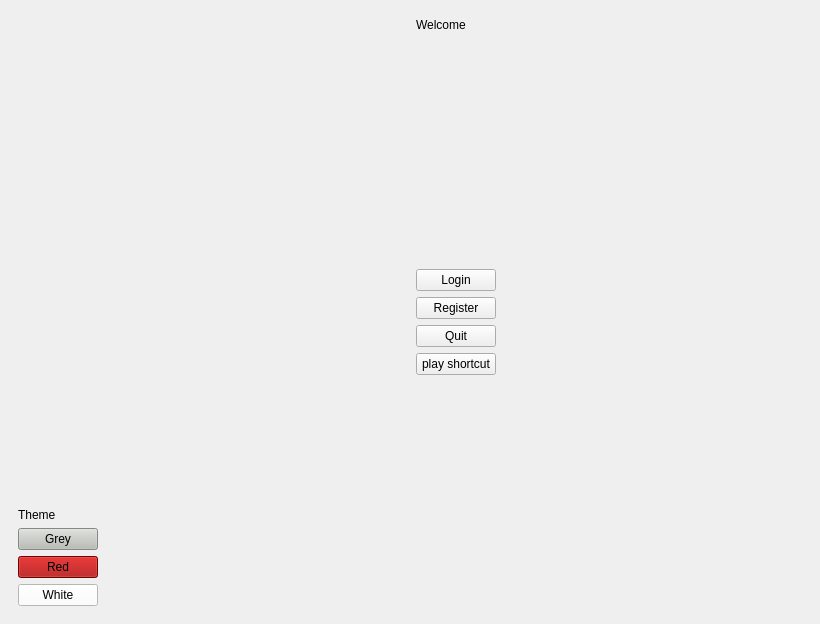
This is src/client_side/QtCode/mainmenuview.ui in nobourge/INFO-F209 as Qt 5 draws it before an edit. The edited form follows.
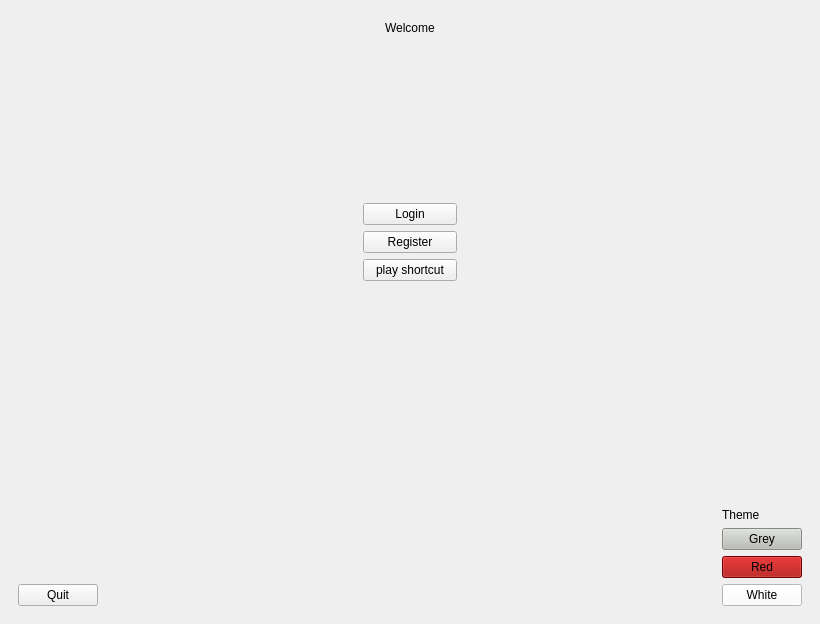
This is the edited form. The open tabs and pages were chosen to show the change. Icons and pictures are not drawn.

Commit message: page welcome scalable

The edit to the form file:
```diff
--- a/src/client_side/QtCode/mainmenuview.ui
+++ b/src/client_side/QtCode/mainmenuview.ui
@@ -32,9 +32,22 @@
          <number>7</number>
         </property>
         <widget class="QWidget" name="page_3">
-         <layout class="QGridLayout" name="gridLayout_6">
-          <item row="0" column="2" rowspan="2">
-           <layout class="QVBoxLayout" name="verticalLayout">
+         <layout class="QGridLayout" name="gridLayout_5">
+          <item row="0" column="0" colspan="3">
+           <layout class="QHBoxLayout" name="horizontalLayout_6">
+            <item>
+             <spacer name="horizontalSpacer">
+              <property name="orientation">
+               <enum>Qt::Horizontal</enum>
+              </property>
+              <property name="sizeHint" stdset="0">
+               <size>
+                <width>40</width>
+                <height>20</height>
+               </size>
+              </property>
+             </spacer>
+            </item>
             <item>
              <widget class="QLabel" name="label_Welcome">
               <property name="text">
@@ -43,18 +56,48 @@
              </widget>
             </item>
             <item>
+             <spacer name="horizontalSpacer_7">
+              <property name="orientation">
+               <enum>Qt::Horizontal</enum>
+              </property>
+              <property name="sizeHint" stdset="0">
+               <size>
+                <width>40</width>
+                <height>20</height>
+               </size>
+              </property>
+             </spacer>
+            </item>
+           </layout>
+          </item>
+          <item row="1" column="1">
              <spacer name="verticalSpacer_2">
               <property name="orientation">
                <enum>Qt::Vertical</enum>
               </property>
               <property name="sizeHint" stdset="0">
                <size>
-                <width>20</width>
-                <height>40</height>
+              <width>94</width>
+              <height>143</height>
                </size>
               </property>
              </spacer>
             </item>
+          <item row="2" column="0">
+           <spacer name="horizontalSpacer_6">
+            <property name="orientation">
+             <enum>Qt::Horizontal</enum>
+            </property>
+            <property name="sizeHint" stdset="0">
+             <size>
+              <width>333</width>
+              <height>20</height>
+             </size>
+            </property>
+           </spacer>
+          </item>
+          <item row="2" column="1">
+           <layout class="QVBoxLayout" name="verticalLayout">
             <item>
              <widget class="QPushButton" name="pushButton_LoginWelcome">
               <property name="text">
@@ -69,13 +112,6 @@
               </property>
              </widget>
             </item>
-            <item>
-             <widget class="QPushButton" name="pushButton_QuitWelcome">
-              <property name="text">
-               <string>Quit</string>
-              </property>
-             </widget>
-            </item>
             <item>
              <widget class="QPushButton" name="pushButton_PlayShortcutWelcome">
               <property name="text">
@@ -83,22 +119,74 @@
               </property>
              </widget>
             </item>
-            <item>
+           </layout>
+          </item>
+          <item row="2" column="2">
+           <spacer name="horizontalSpacer_11">
+            <property name="orientation">
+             <enum>Qt::Horizontal</enum>
+            </property>
+            <property name="sizeHint" stdset="0">
+             <size>
+              <width>332</width>
+              <height>20</height>
+             </size>
+            </property>
+           </spacer>
+          </item>
+          <item row="3" column="1">
              <spacer name="verticalSpacer">
               <property name="orientation">
                <enum>Qt::Vertical</enum>
               </property>
               <property name="sizeHint" stdset="0">
                <size>
+              <width>94</width>
+              <height>142</height>
+             </size>
+            </property>
+           </spacer>
+          </item>
+          <item row="4" column="0" colspan="3">
+           <layout class="QHBoxLayout" name="horizontalLayout_3">
+            <item>
+             <layout class="QVBoxLayout" name="verticalLayout_3">
+              <item>
+               <spacer name="verticalSpacer_6">
+                <property name="orientation">
+                 <enum>Qt::Vertical</enum>
+                </property>
+                <property name="sizeHint" stdset="0">
+                 <size>
                 <width>20</width>
                 <height>40</height>
                </size>
               </property>
              </spacer>
             </item>
-           </layout>
-          </item>
-          <item row="1" column="0">
+              <item>
+               <widget class="QPushButton" name="pushButton_QuitWelcome">
+                <property name="text">
+                 <string>Quit</string>
+                </property>
+               </widget>
+              </item>
+             </layout>
+            </item>
+            <item>
+             <spacer name="horizontalSpacer_8">
+              <property name="orientation">
+               <enum>Qt::Horizontal</enum>
+              </property>
+              <property name="sizeHint" stdset="0">
+               <size>
+                <width>40</width>
+                <height>20</height>
+               </size>
+              </property>
+             </spacer>
+            </item>
+            <item>
            <layout class="QVBoxLayout" name="verticalLayout_2">
             <item>
              <spacer name="verticalSpacer_7">
@@ -152,44 +240,7 @@
             </item>
            </layout>
           </item>
-          <item row="0" column="4">
-           <spacer name="horizontalSpacer_7">
-            <property name="orientation">
-             <enum>Qt::Horizontal</enum>
-            </property>
-            <property name="sizeHint" stdset="0">
-             <size>
-              <width>40</width>
-              <height>20</height>
-             </size>
-            </property>
-           </spacer>
-          </item>
-          <item row="1" column="1">
-           <spacer name="horizontalSpacer">
-            <property name="orientation">
-             <enum>Qt::Horizontal</enum>
-            </property>
-            <property name="sizeHint" stdset="0">
-             <size>
-              <width>40</width>
-              <height>20</height>
-             </size>
-            </property>
-           </spacer>
-          </item>
-          <item row="0" column="0" colspan="2">
-           <spacer name="horizontalSpacer_8">
-            <property name="orientation">
-             <enum>Qt::Horizontal</enum>
-            </property>
-            <property name="sizeHint" stdset="0">
-             <size>
-              <width>40</width>
-              <height>20</height>
-             </size>
-            </property>
-           </spacer>
+           </layout>
           </item>
          </layout>
         </widget>
```
Left out of the diff: 6 changed lines with no effect on the pictures. Lines whose indentation alone changed are shown as unchanged. The commit also changes 5 other files.
